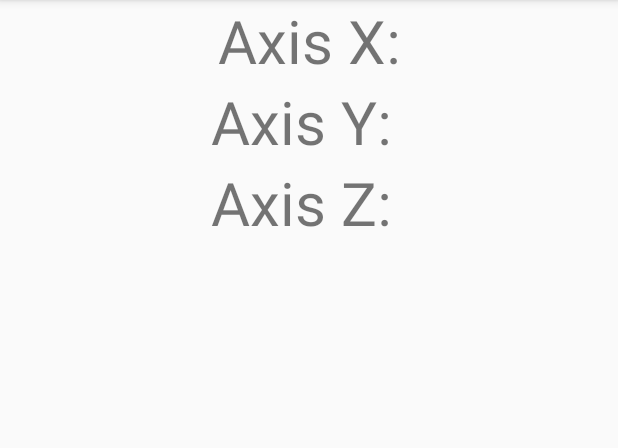
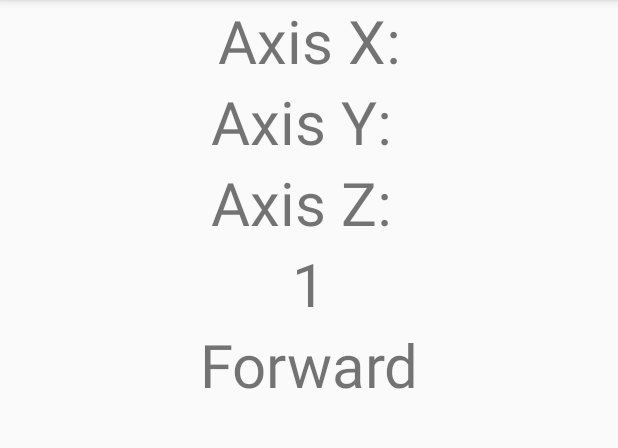
Before and after one commit to joaquinalvidrez95/RotationTest, an Android app: the screen it shows after launch (MainActivity), on a phone screen of 412 x 824 dp, the part 84-532 px from its top. Run offline under Robolectric (Android 15) with nearby library versions, the phone set to English and light mode, and no system bars; 2 statements that could not run were skipped.

Commit message:
Two textviews added.

```diff
--- a/app/src/main/res/layout/activity_main.xml
+++ b/app/src/main/res/layout/activity_main.xml
@@ -30,6 +30,22 @@
         android:text="Axis Z: "
         android:textSize="@dimen/main_textsize" />
 
+    <TextView
+        android:id="@+id/textview_steering_wheel_state"
+        android:layout_width="match_parent"
+        android:layout_height="wrap_content"
+        android:gravity="center"
+        android:text="1"
+        android:textSize="@dimen/main_textsize" />
+
+    <TextView
+        android:id="@+id/textview_robot_state"
+        android:layout_width="match_parent"
+        android:layout_height="wrap_content"
+        android:gravity="center"
+        android:text="Forward"
+        android:textSize="@dimen/main_textsize" />
+
     <!--<Button-->
         <!--android:layout_width="match_parent"-->
         <!--android:layout_height="wrap_content"-->
```
